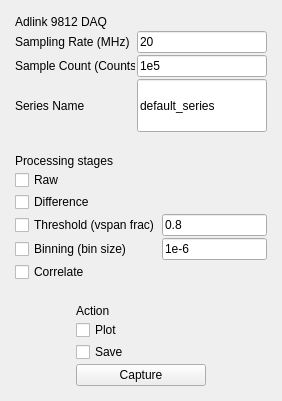
Before: the Qt Designer form nplab/instrument/electronics/adlink9812.ui in nanophotonics/nplab, drawn with Qt 5.
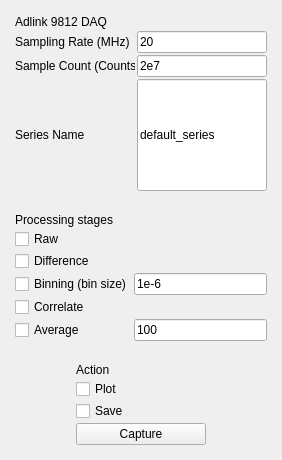
After: the same form once the commit is applied.

Patch:
```diff
--- a/nplab/instrument/electronics/adlink9812.ui
+++ b/nplab/instrument/electronics/adlink9812.ui
@@ -7,7 +7,7 @@
     <x>0</x>
     <y>0</y>
     <width>282</width>
-    <height>401</height>
+    <height>460</height>
    </rect>
   </property>
   <property name="windowTitle">
@@ -77,7 +77,7 @@
         </size>
        </property>
        <property name="text">
-        <string>1e5</string>
+        <string>2e7</string>
        </property>
       </widget>
      </item>
@@ -179,7 +179,7 @@
     </layout>
    </item>
    <item>
-    <layout class="QGridLayout" name="processing_stages_layout" rowstretch="0,0,0,0,0,0,0,0" rowminimumheight="0,0,0,0,0,0,0,0">
+    <layout class="QGridLayout" name="processing_stages_layout" rowstretch="0,0,0,0,0,0,0">
      <property name="leftMargin">
       <number>10</number>
      </property>
@@ -199,34 +199,13 @@
        </property>
       </widget>
      </item>
-     <item row="3" column="0">
-      <widget class="QCheckBox" name="difference_checkbox">
-       <property name="text">
-        <string>Difference</string>
-       </property>
-      </widget>
-     </item>
-     <item row="5" column="0">
+     <item row="4" column="0">
       <widget class="QCheckBox" name="binning_checkbox">
        <property name="text">
         <string>Binning (bin size)</string>
        </property>
       </widget>
      </item>
-     <item row="6" column="0">
-      <widget class="QCheckBox" name="correlate_checkbox">
-       <property name="text">
-        <string>Correlate</string>
-       </property>
-      </widget>
-     </item>
-     <item row="4" column="0">
-      <widget class="QCheckBox" name="threshold_checkbox">
-       <property name="text">
-        <string>Threshold (vspan frac)</string>
-       </property>
-      </widget>
-     </item>
      <item row="2" column="0">
       <widget class="QCheckBox" name="raw_checkbox">
        <property name="text">
@@ -234,20 +213,41 @@
        </property>
       </widget>
      </item>
-     <item row="4" column="1">
-      <widget class="QLineEdit" name="threshold_textbox">
+     <item row="5" column="0">
+      <widget class="QCheckBox" name="correlate_checkbox">
        <property name="text">
-        <string>0.8</string>
+        <string>Correlate</string>
        </property>
       </widget>
      </item>
-     <item row="5" column="1">
+     <item row="4" column="1">
       <widget class="QLineEdit" name="binning_textbox">
        <property name="text">
         <string>1e-6</string>
        </property>
       </widget>
      </item>
+     <item row="3" column="0">
+      <widget class="QCheckBox" name="difference_checkbox">
+       <property name="text">
+        <string>Difference</string>
+       </property>
+      </widget>
+     </item>
+     <item row="6" column="0">
+      <widget class="QCheckBox" name="average_checkbox">
+       <property name="text">
+        <string>Average</string>
+       </property>
+      </widget>
+     </item>
+     <item row="6" column="1">
+      <widget class="QLineEdit" name="average_textbox">
+       <property name="text">
+        <string>100</string>
+       </property>
+      </widget>
+     </item>
     </layout>
    </item>
    <item>
```
